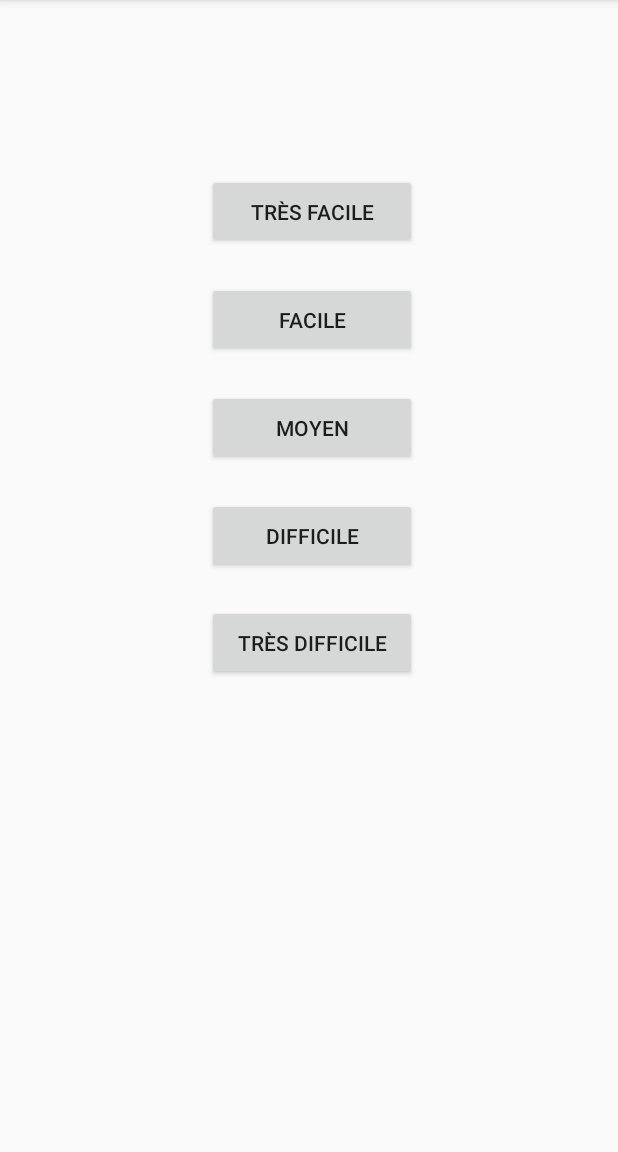
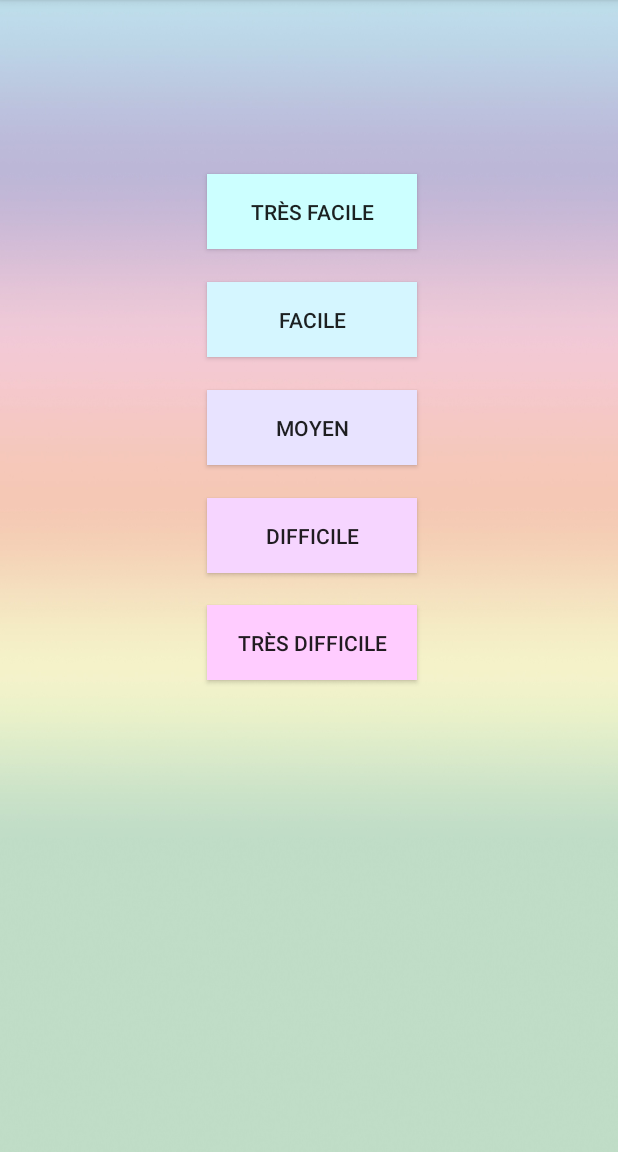
Before and after one commit to VincentDestrieux/sudokuAgile, an Android app: the Niveau screen opened directly, with no data from a screen before it, on a phone screen of 412 x 824 dp, the part 84-1236 px from its top. Run offline under Robolectric (Android 15) with nearby library versions, the light colour scheme and no system bars.

Commit message:
Version fonctionnelle (manque image de 1er page) + fond 2eme PAge et Bouton

```diff
--- a/app/src/main/res/layout/activity_main.xml
+++ b/app/src/main/res/layout/activity_main.xml
@@ -5,7 +5,6 @@ xmlns:tools="http://schemas.android.com/tools"
 android:layout_width="match_parent"
 android:layout_height="match_parent"
 tools:context="com.miage.master.myapplication.MainActivity"
-android:background="@drawable/sudoku_background"
 tools:layout_editor_absoluteY="81dp"
 tools:layout_editor_absoluteX="0dp">
 
@@ -23,7 +22,7 @@ tools:layout_editor_absoluteX="0dp">
         app:layout_constraintRight_toRightOf="parent"
         app:layout_constraintTop_toTopOf="parent"
         app:layout_constraintVertical_bias="0.462"
-        android:onClick="difficulty   "/>
+        android:onClick="difficulty"/>
 
     <Button
         android:id="@+id/Quitter"
--- a/app/src/main/res/layout/activity_niveau.xml
+++ b/app/src/main/res/layout/activity_niveau.xml
@@ -4,6 +4,7 @@
     xmlns:tools="http://schemas.android.com/tools"
     android:layout_width="match_parent"
     android:layout_height="match_parent"
+    android:background="@drawable/pastel"
     tools:context="com.miage.master.myapplication.Niveau">
 
     <Button
@@ -11,6 +12,7 @@
         android:layout_width="140dp"
         android:layout_height="50dp"
         android:text="@string/tresFacile"
+        android:background="#CCFFFF"
         app:layout_constraintBottom_toBottomOf="parent"
         app:layout_constraintHorizontal_bias="0.508"
         app:layout_constraintLeft_toLeftOf="parent"
@@ -24,6 +26,7 @@
         android:layout_width="140dp"
         android:layout_height="50dp"
         android:text="@string/facile"
+        android:background="#D5F6FF"
         app:layout_constraintBottom_toBottomOf="parent"
         app:layout_constraintHorizontal_bias="0.508"
         app:layout_constraintLeft_toLeftOf="parent"
@@ -34,10 +37,10 @@
 
     <Button
         android:id="@+id/buttonMoyen"
-
         android:layout_width="140dp"
         android:layout_height="50dp"
         android:text="@string/moyen"
+        android:background="#E8E3FF"
         app:layout_constraintBottom_toBottomOf="parent"
         app:layout_constraintHorizontal_bias="0.508"
         app:layout_constraintLeft_toLeftOf="parent"
@@ -51,12 +54,13 @@
         android:layout_width="140dp"
         android:layout_height="50dp"
         android:text="@string/difficile"
+        android:background="#F6D5FF"
         app:layout_constraintBottom_toBottomOf="parent"
         app:layout_constraintHorizontal_bias="0.508"
         app:layout_constraintLeft_toLeftOf="parent"
         app:layout_constraintRight_toRightOf="parent"
         app:layout_constraintTop_toTopOf="parent"
-        app:layout_constraintVertical_bias="0.462  "
+        app:layout_constraintVertical_bias="0.462"
 
         />
 
@@ -65,6 +69,7 @@
         android:layout_width="140dp"
         android:layout_height="50dp"
         android:text="@string/tresDifficile"
+        android:background="#FFCCFF"
         app:layout_constraintBottom_toBottomOf="parent"
         app:layout_constraintHorizontal_bias="0.508"
         app:layout_constraintLeft_toLeftOf="parent"
```
Also changed, not shown: app/src/main/res/drawable/pastel.jpg (added).
